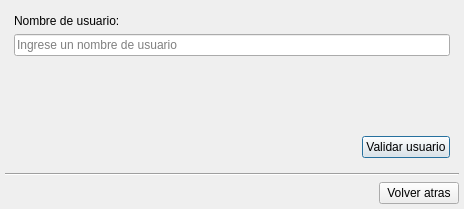
This is resetpassworddialog.ui in lincolningaroca/xxxApp as Qt 5 draws it before an edit. The edited form follows.
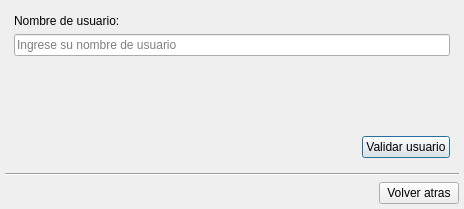
This is the edited form. The open tabs and pages were chosen to show the change. Icons and pictures are not drawn.

```diff
--- a/resetpassworddialog.ui
+++ b/resetpassworddialog.ui
@@ -46,7 +46,7 @@
           <string/>
          </property>
          <property name="placeholderText">
-          <string>Ingrese un nombre de usuario</string>
+          <string>Ingrese su nombre de usuario</string>
          </property>
         </widget>
        </item>
```
Left out of the diff: 26 changed lines with no effect on the pictures.
